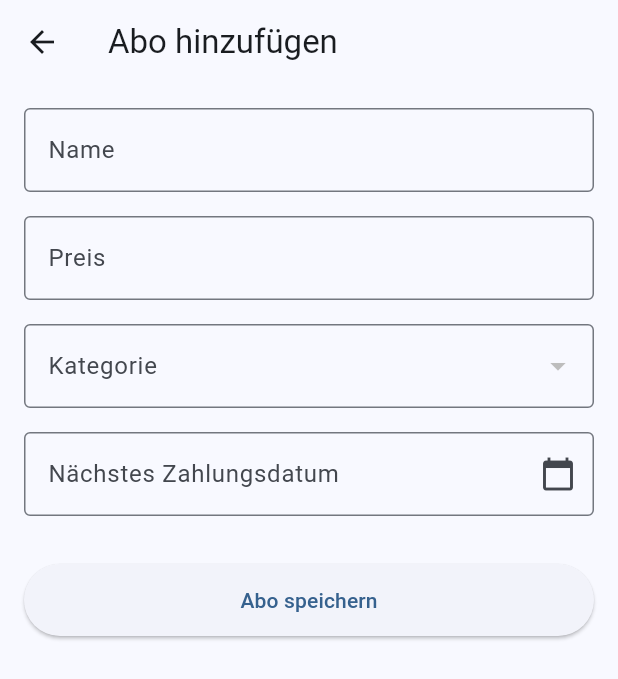
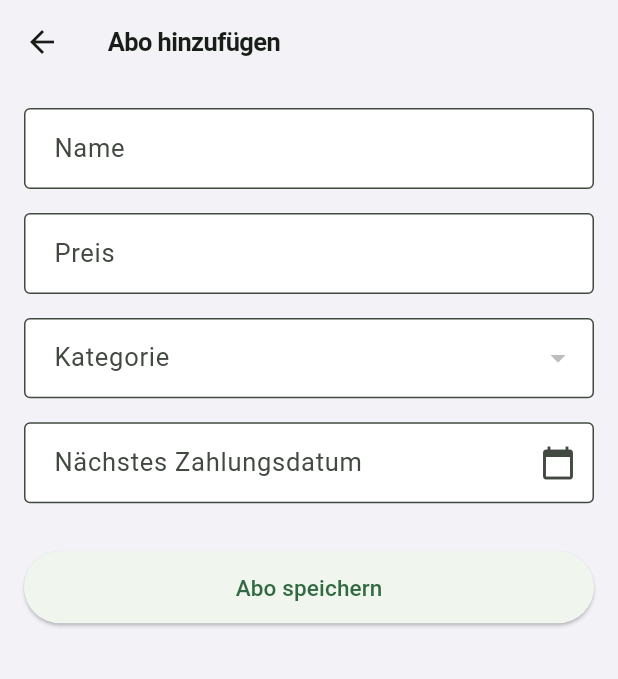
Before and after one commit to Swobold/WMC_Project, a Flutter app: the MainScreen screen opened directly, after a tap on the "add" icon, on a phone screen of 412 x 824 dp. Shown: the top 679 px of the screen. Run offline on Flutter 3.47's test engine with Material 3 defaults, Android fonts, the phone set to English and light mode, and no system bars; our stand-ins replace fl_chart, shared_preferences; accounts and stored records are empty; network calls fail.

Commit message:
Themes implementiert

```diff
--- a/frontend/sub_zero_frontend/lib/screens/analysis_screen.dart
+++ b/frontend/sub_zero_frontend/lib/screens/analysis_screen.dart
@@ -5,6 +5,7 @@ import '../components/analysis_card.dart';
 import '../components/category_bar_item.dart';
 import '../models/stats_by_category_item.dart';
 import '../providers/subzero_provider.dart';
+import '../theme/app_theme.dart';
 
 class AnalysisScreen extends StatelessWidget {
   const AnalysisScreen({super.key});
@@ -61,10 +62,9 @@ class AnalysisScreen extends StatelessWidget {
                     child: Text(
                       'Noch keine Auswertung möglich.\nFüge Abos hinzu.',
                       textAlign: TextAlign.center,
-                      style: TextStyle(
-                        fontSize: 16,
-                        color: Colors.grey[600],
-                      ),
+                      style: Theme.of(context).textTheme.bodyMedium?.copyWith(
+                            color: Theme.of(context).colorScheme.onSurfaceVariant,
+                          ),
                     ),
                   ),
                 )
@@ -73,12 +73,7 @@ class AnalysisScreen extends StatelessWidget {
                   children: [
                     Padding(
                       padding: const EdgeInsets.fromLTRB(16, 16, 16, 8),
-                      child: Text(
-                        'Hallo, $username!',
-                        style: Theme.of(context).textTheme.titleLarge?.copyWith(
-                          fontWeight: FontWeight.w600,
-                        ),
-                      ),
+                      child: Text('Hallo, $username!', style: greetingStyle(context)),
                     ),
                     AnalysisCard(
                       totalMonthlySpending: total,
@@ -87,14 +82,7 @@ class AnalysisScreen extends StatelessWidget {
                     ),
                     Padding(
                       padding: const EdgeInsets.fromLTRB(16, 0, 16, 12),
-                      child: Text(
-                        'Nach Kategorie',
-                        style: TextStyle(
-                          fontSize: 18,
-                          fontWeight: FontWeight.w600,
-                          color: Colors.grey[700],
-                        ),
-                      ),
+                      child: Text('Nach Kategorie', style: sectionTitleStyle(context)),
                     ),
                     ...statsByCategory.map(
                       (item) => CategoryBarItem(
--- a/frontend/sub_zero_frontend/lib/screens/family_screen.dart
+++ b/frontend/sub_zero_frontend/lib/screens/family_screen.dart
@@ -3,6 +3,7 @@ import 'package:provider/provider.dart';
 import '../components/monthly_total_card.dart';
 import '../components/family_member_card.dart';
 import '../providers/subzero_provider.dart';
+import '../theme/app_theme.dart';
 
 class FamilyScreen extends StatefulWidget {
   const FamilyScreen({super.key});
@@ -164,14 +165,7 @@ class _FamilyScreenState extends State<FamilyScreen> {
                 ),
               Padding(
                 padding: const EdgeInsets.fromLTRB(16, 0, 16, 12),
-                child: Text(
-                  'Members',
-                  style: TextStyle(
-                    fontSize: 18,
-                    fontWeight: FontWeight.w600,
-                    color: Colors.grey[700],
-                  ),
-                ),
+                child: Text('Members', style: sectionTitleStyle(context)),
               ),
               if (membersWithStats.isNotEmpty)
                 ...membersWithStats.asMap().entries.map((e) {
--- a/frontend/sub_zero_frontend/lib/screens/home_screen.dart
+++ b/frontend/sub_zero_frontend/lib/screens/home_screen.dart
@@ -4,6 +4,7 @@ import '../components/monthly_total_card.dart';
 import '../components/subscription_list_item.dart';
 import '../models/subscription.dart';
 import '../providers/subzero_provider.dart';
+import '../theme/app_theme.dart';
 import 'add_subscription_screen.dart';
 
 class HomeScreen extends StatelessWidget {
@@ -58,12 +59,7 @@ class HomeScreen extends StatelessWidget {
             children: [
               Padding(
                 padding: const EdgeInsets.fromLTRB(16, 16, 16, 8),
-                child: Text(
-                  'Hallo, $username!',
-                  style: Theme.of(context).textTheme.titleLarge?.copyWith(
-                    fontWeight: FontWeight.w600,
-                  ),
-                ),
+                child: Text('Hallo, $username!', style: greetingStyle(context)),
               ),
               if (stats != null)
                 MonthlyTotalCard(
@@ -87,13 +83,12 @@ class HomeScreen extends StatelessWidget {
                     ? Center(
                         child: Padding(
                           padding: const EdgeInsets.all(24),
-                          child: Text(
+                            child: Text(
                             'Noch alles ruhig hier…\n\nFüge dein erstes Abo hinzu.',
                             textAlign: TextAlign.center,
-                            style: TextStyle(
-                              fontSize: 16,
-                              color: Colors.grey[600],
-                            ),
+                            style: Theme.of(context).textTheme.bodyMedium?.copyWith(
+                                  color: Theme.of(context).colorScheme.onSurfaceVariant,
+                                ),
                           ),
                         ),
                       )
@@ -126,8 +121,8 @@ class HomeScreen extends StatelessWidget {
                 MaterialPageRoute(builder: (_) => const AddSubscriptionScreen()),
               );
             },
-            backgroundColor: const Color(0xFF27AE60),
-            child: const Icon(Icons.add, color: Colors.white),
+            backgroundColor: Theme.of(context).colorScheme.primary,
+            child: Icon(Icons.add, color: Theme.of(context).colorScheme.onPrimary),
           ),
         );
       },
--- a/frontend/sub_zero_frontend/lib/screens/main_screen.dart
+++ b/frontend/sub_zero_frontend/lib/screens/main_screen.dart
@@ -46,8 +46,8 @@ class _MainScreenState extends State<MainScreen> {
           }
         },
         type: BottomNavigationBarType.fixed,
-        selectedItemColor: const Color(0xFF2ECC71),
-        unselectedItemColor: Colors.grey,
+        selectedItemColor: Theme.of(context).colorScheme.primary,
+        unselectedItemColor: Theme.of(context).colorScheme.onSurfaceVariant,
         items: const [
           BottomNavigationBarItem(icon: Icon(Icons.home), label: 'Home'),
           BottomNavigationBarItem(icon: Icon(Icons.pie_chart), label: 'Analysis'),
--- a/frontend/sub_zero_frontend/lib/screens/settings_screen.dart
+++ b/frontend/sub_zero_frontend/lib/screens/settings_screen.dart
@@ -1,6 +1,7 @@
 import 'package:flutter/material.dart';
 import 'package:provider/provider.dart';
 import '../providers/subzero_provider.dart';
+import '../theme/app_theme.dart';
 
 class SettingsScreen extends StatefulWidget {
   const SettingsScreen({super.key});
@@ -23,15 +24,11 @@ class _SettingsScreenState extends State<SettingsScreen> {
           body: SafeArea(
             child: ListView(
               children: [
-                const Padding(
-                  padding: EdgeInsets.fromLTRB(16, 16, 16, 8),
+                Padding(
+                  padding: const EdgeInsets.fromLTRB(16, 16, 16, 8),
                   child: Text(
                     'Benachrichtigungen',
-                    style: TextStyle(
-                      fontSize: 14,
-                      fontWeight: FontWeight.w600,
-                      color: Colors.grey,
-                    ),
+                    style: sectionTitleStyle(context),
                   ),
                 ),
                 ListTile(
@@ -52,20 +49,16 @@ class _SettingsScreenState extends State<SettingsScreen> {
                   ),
                 ),
                 const Divider(),
-                const Padding(
-                  padding: EdgeInsets.fromLTRB(16, 16, 16, 8),
+                Padding(
+                  padding: const EdgeInsets.fromLTRB(16, 16, 16, 8),
                   child: Text(
                     'Währung',
-                    style: TextStyle(
-                      fontSize: 14,
-                      fontWeight: FontWeight.w600,
-                      color: Colors.grey,
-                    ),
+                    style: sectionTitleStyle(context),
                   ),
                 ),
                 if (provider.user != null)
                   ListTile(
-                    leading: Icon(Icons.attach_money, color: Colors.blue[700]),
+                    leading: Icon(Icons.attach_money, color: Theme.of(context).colorScheme.primary),
                     title: const Text('Währung'),
                     subtitle: Text(provider.user!.isEur ? 'Euro (€)' : 'Dollar (\$)'),
                     trailing: DropdownButton<bool>(
@@ -80,20 +73,29 @@ class _SettingsScreenState extends State<SettingsScreen> {
                     ),
                   ),
                 const Divider(),
-                const Padding(
-                  padding: EdgeInsets.fromLTRB(16, 16, 16, 8),
+                Padding(
+                  padding: const EdgeInsets.fromLTRB(16, 16, 16, 8),
                   child: Text(
-                    'Themes',
-                    style: TextStyle(
-                      fontSize: 14,
-                      fontWeight: FontWeight.w600,
-                      color: Colors.grey,
-                    ),
+                    'Darstellung',
+                    style: sectionTitleStyle(context),
                   ),
                 ),
-                const ListTile(
-                  title: Text('Farb-Schemes'),
-                  subtitle: Text('Kommt später – 3 Schemas auswählbar'),
+                ListTile(
+                  leading: Icon(Icons.palette_outlined, color: Theme.of(context).colorScheme.primary),
+                  title: const Text('Erscheinungsbild'),
+                  subtitle: Text(provider.themeMode.label),
+                  trailing: DropdownButton<AppThemeMode>(
+                    value: provider.themeMode,
+                    items: AppThemeMode.values
+                        .map((m) => DropdownMenuItem(
+                              value: m,
+                              child: Text(m.label),
+                            ))
+                        .toList(),
+                    onChanged: (v) {
+                      if (v != null) provider.setThemeMode(v);
+                    },
+                  ),
                 ),
               ],
             ),
--- a/frontend/sub_zero_frontend/pubspec.yaml
+++ b/frontend/sub_zero_frontend/pubspec.yaml
@@ -12,6 +12,7 @@ dependencies:
   provider: ^6.1.0
   http: ^1.2.0
   fl_chart: ^0.69.0
+  shared_preferences: ^2.2.2
 
 dev_dependencies:
   flutter_test:
```
Also changed, not shown: frontend/sub_zero_frontend/lib/components/analysis_card.dart (+19 -18 lines), frontend/sub_zero_frontend/lib/components/category_bar_item.dart (+28 -27 lines), frontend/sub_zero_frontend/lib/components/family_member_card.dart (+27 -27 lines), frontend/sub_zero_frontend/lib/components/subscription_list_item.dart (+26 -25 lines), frontend/sub_zero_frontend/lib/main.dart (+17 -9 lines), frontend/sub_zero_frontend/lib/providers/subzero_provider.dart (+23 -1 lines), frontend/sub_zero_frontend/lib/theme/app_theme.dart (added, +358 -0 lines), 1 other file.
